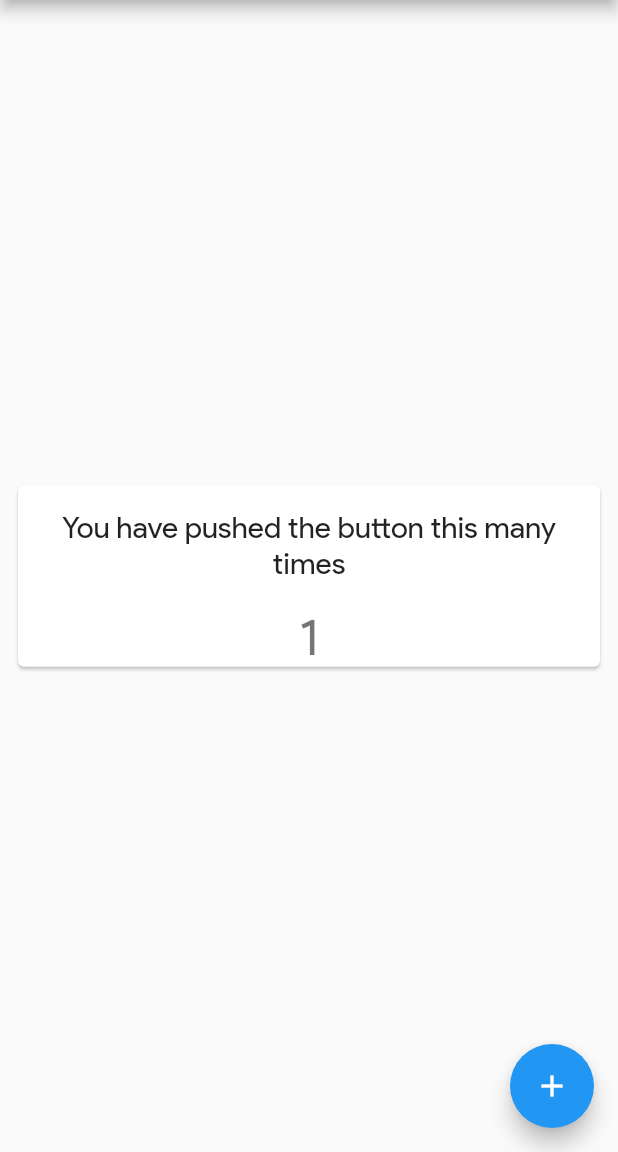
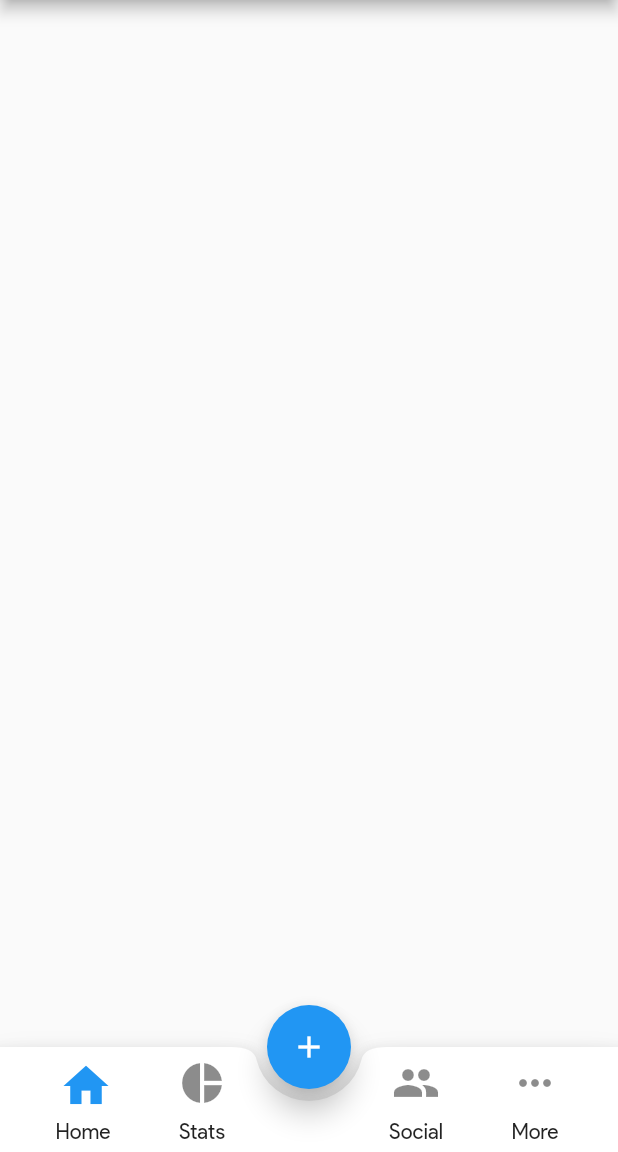
Before and after one commit to erluxman/productivelegacy, a Flutter app: the screen it shows after launch, after a tap on the "add" icon, on a phone screen of 412 x 824 dp, the part 84-1236 px from its top. Run offline on Flutter 3.47's test engine with Material 2 defaults, Android fonts, the phone set to English and light mode, and no system bars; our stand-ins replace flutter_vector_icons.

Commit message:
added bottom appbar

```diff
--- a/lib/main.dart
+++ b/lib/main.dart
@@ -1,4 +1,5 @@
 import 'package:flutter/material.dart';
+import 'package:productive/ui/home.dart';
 
 void main() => runApp(ProductiveApp());
 
@@ -6,87 +7,13 @@ class ProductiveApp extends StatelessWidget {
   @override
   Widget build(BuildContext context) {
     return MaterialApp(
-        title: 'Flutter Demo',
-        theme: ThemeData(
-          primarySwatch: Colors.blue,
-          fontFamily: 'Product Sans',
-        ),
-        home: MyHomePage(title: "Productive"));
-  }
-}
-
-class MyHomePage extends StatefulWidget {
-  MyHomePage({Key key, this.title}) : super(key: key);
-  final String title;
-
-  @override
-  _MyHomePageState createState() => _MyHomePageState();
-}
-
-class _MyHomePageState extends State<MyHomePage> {
-  int _counter = 0;
-
-  void _incrementCounter() {
-    setState(() {
-      _counter++;
-    });
-  }
-
-  @override
-  Widget build(BuildContext context) {
-    return Scaffold(
-      appBar: AppBar(
-        title: Text(
-          widget.title,
-        ),
+      debugShowCheckedModeBanner: false,
+      title: 'Flutter Demo',
+      theme: ThemeData(
+        primarySwatch: Colors.blue,
+        fontFamily: 'Product Sans',
       ),
-      body: Center(
-        child: CounterCard(
-          counter: _counter,
-        ),
-      ),
-      floatingActionButton: FloatingActionButton(
-        onPressed: _incrementCounter,
-        tooltip: 'Increment',
-        child: Icon(Icons.add),
-      ),
+      home: HomePage(),
     );
   }
 }
-
-class CounterCard extends StatelessWidget {
-  const CounterCard({
-    Key key,
-    @required int counter,
-  })  : _counter = counter,
-        super(key: key);
-
-  final int _counter;
-
-  @override
-  Widget build(BuildContext context) {
-    return Padding(
-      padding: const EdgeInsets.all(8.0),
-      child: Card(
-        child: Column(
-          mainAxisAlignment: MainAxisAlignment.center,
-          mainAxisSize: MainAxisSize.min,
-          children: <Widget>[
-            Padding(
-              padding: const EdgeInsets.all(16.0),
-              child: Text(
-                'You have pushed the button this many times',
-                textAlign: TextAlign.center,
-                style: TextStyle(fontSize: 20),
-              ),
-            ),
-            Text(
-              '$_counter',
-              style: Theme.of(context).textTheme.display1,
-            ),
-          ],
-        ),
-      ),
-    );
-  }
-}
--- /dev/null
+++ b/lib/ui/home.dart
@@ -0,0 +1,123 @@
+import 'package:flutter/material.dart';
+import 'package:flutter_vector_icons/flutter_vector_icons.dart';
+
+class HomePage extends StatelessWidget {
+  @override
+  Widget build(BuildContext context) {
+    return Scaffold(
+      appBar: AppBar(
+        title: Text(
+          "Productive",
+        ),
+      ),
+      body: Container(),
+      floatingActionButton: FloatingActionButton(
+        elevation: 8.0,
+        onPressed: () {},
+        tooltip: 'Increment',
+        child: Icon(Icons.add,),
+      ),
+      bottomNavigationBar: BottomAppBar(
+        shape: CircularNotchedRectangle(),
+        child: BottomAppbarRow(),
+        notchMargin: 8.0,
+      ),
+      floatingActionButtonLocation: FloatingActionButtonLocation.centerDocked,
+    );
+  }
+}
+
+class BottomAppbarRow extends StatefulWidget {
+  @override
+  _BottomAppbarRowState createState() => _BottomAppbarRowState();
+}
+
+class _BottomAppbarRowState extends State<BottomAppbarRow> {
+  int currentIndex = 0;
+
+  @override
+  Widget build(BuildContext context) {
+    return Row(
+      mainAxisAlignment: MainAxisAlignment.spaceEvenly,
+      children: <Widget>[
+        AppbarMenu(
+          text: "Home",
+          icon: Icons.home,
+          isActive: currentIndex == 0,
+          callBack: () {
+            setState(() {
+              currentIndex = 0;
+            });
+          },
+        ),
+        AppbarMenu(
+          text: "Stats",
+          icon: Icons.pie_chart,
+          isActive: currentIndex == 1,
+          callBack: () {
+            setState(() {
+              currentIndex = 1;
+            });
+          },
+        ),
+        Container(height: 0,width: 32,),
+        AppbarMenu(
+          text: "Social",
+          icon: Icons.people,
+          isActive: currentIndex == 2,
+          callBack: () {
+            setState(() {
+              currentIndex = 2;
+            });
+          },
+        ),
+        AppbarMenu(
+          text: "More",
+          icon: Icons.more_horiz,
+          isActive: currentIndex == 3,
+          callBack: () {
+            setState(() {
+              currentIndex = 3;
+            });
+          },
+        ),
+      ],
+    );
+  }
+}
+
+class AppbarMenu extends StatelessWidget {
+  const AppbarMenu({
+    this.text = "",
+    this.icon,
+    this.isActive,
+    this.callBack,
+  });
+
+  final String text;
+  final IconData icon;
+  final bool isActive;
+  final Function() callBack;
+
+  @override
+  Widget build(BuildContext context) {
+    return Container(
+      height: 70,
+      child: Column(
+        children: <Widget>[
+          IconButton(
+            onPressed: () {
+              callBack();
+            },
+            icon: Icon(
+              icon,
+              color: isActive ? Colors.blue : Colors.black45,
+              size: isActive ? 36 : 32,
+            ),
+          ),
+          Text(text),
+        ],
+      ),
+    );
+  }
+}
```
Also changed, not shown: pubspec.yaml (+4 -4 lines), assets/fonts/Product Sans Bold Italic.ttf (deleted), assets/fonts/Product Sans Bold.ttf (deleted), assets/fonts/Product Sans Italic.ttf (deleted), assets/fonts/Product Sans Regular.ttf (deleted), 4 other files.
